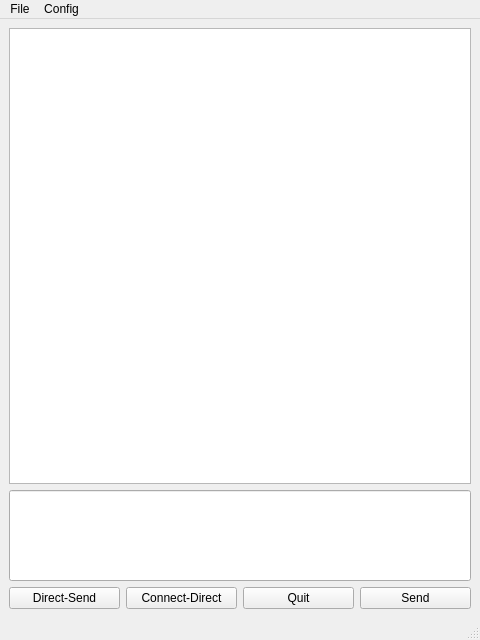
Before: the Qt Designer form ui/dchat.ui in berndhs/egalite, drawn with Qt 5.
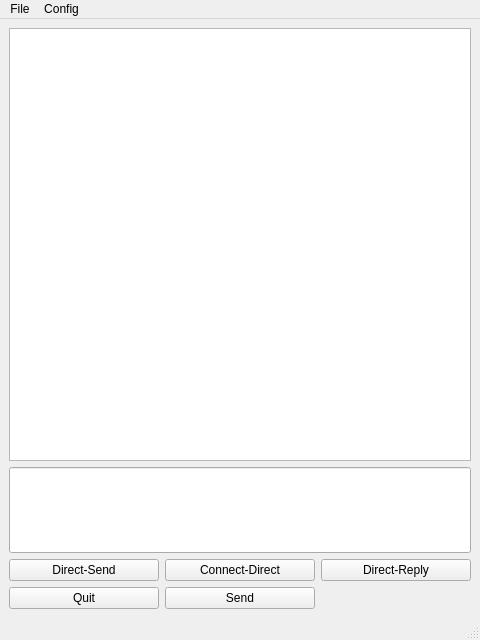
After: the same form once the commit is applied. Icons and pictures are not drawn.

Diff of the .ui file:
```diff
--- a/ui/dchat.ui
+++ b/ui/dchat.ui
@@ -18,7 +18,7 @@
     <normaloff>:/dchatlogo.png</normaloff>:/dchatlogo.png</iconset>
   </property>
   <widget class="QWidget" name="centralwidget">
-   <layout class="QGridLayout" name="gridLayout">
+   <layout class="QGridLayout" name="gridLayout_2">
     <item row="0" column="0">
      <widget class="QTextEdit" name="textDisplay">
       <property name="sizePolicy">
@@ -29,30 +29,47 @@
       </property>
      </widget>
     </item>
+    <item row="1" column="0">
+     <widget class="QLineEdit" name="inputLine">
+      <property name="sizePolicy">
+       <sizepolicy hsizetype="Expanding" vsizetype="MinimumExpanding">
+        <horstretch>0</horstretch>
+        <verstretch>5</verstretch>
+       </sizepolicy>
+      </property>
+     </widget>
+    </item>
     <item row="2" column="0">
-     <layout class="QHBoxLayout" name="horizontalLayout">
-      <item>
+     <layout class="QGridLayout" name="gridLayout">
+      <item row="0" column="0">
        <widget class="QPushButton" name="sendDirectButton">
         <property name="text">
          <string>Direct-Send</string>
         </property>
        </widget>
       </item>
-      <item>
+      <item row="0" column="1">
        <widget class="QPushButton" name="directButton">
         <property name="text">
          <string>Connect-Direct</string>
         </property>
        </widget>
       </item>
-      <item>
+      <item row="0" column="2">
+       <widget class="QPushButton" name="replyDirectButton">
+        <property name="text">
+         <string>Direct-Reply</string>
+        </property>
+       </widget>
+      </item>
+      <item row="1" column="0">
        <widget class="QPushButton" name="quitButton">
         <property name="text">
          <string>Quit</string>
         </property>
        </widget>
       </item>
-      <item>
+      <item row="1" column="1">
        <widget class="QPushButton" name="sendButton">
         <property name="text">
          <string>Send</string>
@@ -61,16 +78,6 @@
       </item>
      </layout>
     </item>
-    <item row="1" column="0">
-     <widget class="QLineEdit" name="inputLine">
-      <property name="sizePolicy">
-       <sizepolicy hsizetype="Expanding" vsizetype="MinimumExpanding">
-        <horstretch>0</horstretch>
-        <verstretch>5</verstretch>
-       </sizepolicy>
-      </property>
-     </widget>
-    </item>
    </layout>
   </widget>
   <widget class="QMenuBar" name="menubar">
```
